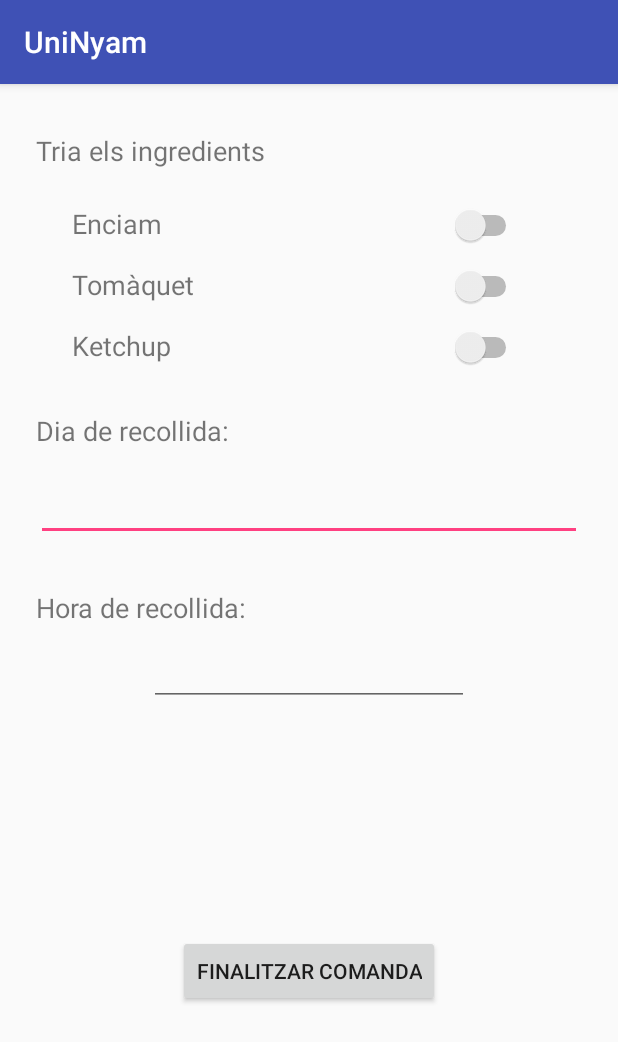
After one commit to sergimacia/UniNyam, an Android app: the BurgerActivity screen opened directly, with no data from a screen before it, on a phone screen of 412 x 824 dp. The commit adds this screen. Shown: the top 1042 px of the screen. Run offline under Robolectric (Android 15) with nearby library versions, the phone set to English and light mode, and no system bars.

Commit message:
vd.0 - Interfície BurgerActivity

```diff
--- a/app/src/main/AndroidManifest.xml
+++ b/app/src/main/AndroidManifest.xml
@@ -16,6 +16,7 @@
                 <category android:name="android.intent.category.LAUNCHER" />
             </intent-filter>
         </activity>
+        <activity android:name=".BurgerActivity"></activity>
     </application>
 
 </manifest>
--- /dev/null
+++ b/app/src/main/java/com/example/sergimacia/uninyam/BurgerActivity.java
@@ -0,0 +1,13 @@
+package com.example.sergimacia.uninyam;
+
+import android.support.v7.app.AppCompatActivity;
+import android.os.Bundle;
+
+public class BurgerActivity extends AppCompatActivity {
+
+    @Override
+    protected void onCreate(Bundle savedInstanceState) {
+        super.onCreate(savedInstanceState);
+        setContentView(R.layout.activity_burger);
+    }
+}
--- a/app/src/main/java/com/example/sergimacia/uninyam/MainActivity.java
+++ b/app/src/main/java/com/example/sergimacia/uninyam/MainActivity.java
@@ -1,13 +1,27 @@
 package com.example.sergimacia.uninyam;
 
+import android.content.Intent;
 import android.support.v7.app.AppCompatActivity;
 import android.os.Bundle;
+import android.view.View;
+import android.widget.Button;
 
 public class MainActivity extends AppCompatActivity {
+
+    private Button btn_burger;
 
     @Override
     protected void onCreate(Bundle savedInstanceState) {
         super.onCreate(savedInstanceState);
         setContentView(R.layout.activity_main);
+
+        btn_burger=findViewById(R.id.btn_burger);
+
+        btn_burger.setOnClickListener(new View.OnClickListener() {
+            @Override
+            public void onClick(View v) {
+                Intent intent = new Intent(MainActivity.this, BurgerActivity.class);
+            }
+        });
     }
 }
--- /dev/null
+++ b/app/src/main/res/layout/activity_burger.xml
@@ -0,0 +1,153 @@
+<?xml version="1.0" encoding="utf-8"?>
+<android.support.constraint.ConstraintLayout xmlns:android="http://schemas.android.com/apk/res/android"
+    xmlns:app="http://schemas.android.com/apk/res-auto"
+    xmlns:tools="http://schemas.android.com/tools"
+    android:layout_width="match_parent"
+    android:layout_height="match_parent"
+    tools:context=".BurgerActivity">
+
+    <TextView
+        android:id="@+id/tria_ingredients_view"
+        android:layout_width="wrap_content"
+        android:layout_height="wrap_content"
+        android:layout_marginLeft="24dp"
+        android:layout_marginStart="24dp"
+        android:layout_marginTop="32dp"
+        android:text="@string/tria_ingredients"
+        android:textSize="18sp"
+        app:layout_constraintStart_toStartOf="parent"
+        app:layout_constraintTop_toTopOf="parent" />
+
+    <TextView
+        android:id="@+id/enciam_view"
+        android:layout_width="wrap_content"
+        android:layout_height="wrap_content"
+        android:layout_marginLeft="48dp"
+        android:layout_marginStart="48dp"
+        android:layout_marginTop="24dp"
+        android:text="@string/enciam"
+        android:textSize="18sp"
+        app:layout_constraintStart_toStartOf="parent"
+        app:layout_constraintTop_toBottomOf="@+id/tria_ingredients_view" />
+
+    <TextView
+        android:id="@+id/tomaquet_view"
+        android:layout_width="wrap_content"
+        android:layout_height="wrap_content"
+        android:layout_marginLeft="48dp"
+        android:layout_marginStart="48dp"
+        android:layout_marginTop="16dp"
+        android:text="@string/tomaquet"
+        android:textSize="18sp"
+        app:layout_constraintStart_toStartOf="parent"
+        app:layout_constraintTop_toBottomOf="@+id/enciam_view" />
+
+    <TextView
+        android:id="@+id/ketchup_view"
+        android:layout_width="wrap_content"
+        android:layout_height="wrap_content"
+        android:layout_marginLeft="48dp"
+        android:layout_marginStart="48dp"
+        android:layout_marginTop="16dp"
+        android:text="@string/ketchup"
+        android:textSize="18sp"
+        app:layout_constraintStart_toStartOf="parent"
+        app:layout_constraintTop_toBottomOf="@+id/tomaquet_view" />
+
+    <Switch
+        android:id="@+id/switch_enciam"
+        android:layout_width="wrap_content"
+        android:layout_height="wrap_content"
+        android:layout_marginEnd="64dp"
+        android:layout_marginRight="64dp"
+        app:layout_constraintBaseline_toBaselineOf="@+id/enciam_view"
+        app:layout_constraintEnd_toEndOf="parent" />
+
+    <Switch
+        android:id="@+id/switch_tomaquet"
+        android:layout_width="wrap_content"
+        android:layout_height="wrap_content"
+        android:layout_marginEnd="64dp"
+        android:layout_marginRight="64dp"
+        app:layout_constraintBaseline_toBaselineOf="@+id/tomaquet_view"
+        app:layout_constraintEnd_toEndOf="parent" />
+
+    <Switch
+        android:id="@+id/switch_ketchup"
+        android:layout_width="wrap_content"
+        android:layout_height="wrap_content"
+        android:layout_marginEnd="64dp"
+        android:layout_marginRight="64dp"
+        app:layout_constraintBaseline_toBaselineOf="@+id/ketchup_view"
+        app:layout_constraintEnd_toEndOf="parent" />
+
+    <TextView
+        android:id="@+id/dia_recollida_view"
+        android:layout_width="wrap_content"
+        android:layout_height="wrap_content"
+        android:layout_marginLeft="24dp"
+        android:layout_marginStart="24dp"
+        android:layout_marginTop="32dp"
+        android:text="@string/dia_recollida"
+        android:textSize="18sp"
+        app:layout_constraintStart_toStartOf="parent"
+        app:layout_constraintTop_toBottomOf="@+id/ketchup_view" />
+
+    <EditText
+        android:id="@+id/dia_recollida_edit"
+        android:layout_width="0dp"
+        android:layout_height="wrap_content"
+        android:layout_marginEnd="24dp"
+        android:layout_marginLeft="24dp"
+        android:layout_marginRight="24dp"
+        android:layout_marginStart="24dp"
+        android:layout_marginTop="16dp"
+        android:ems="10"
+        android:inputType="date"
+        app:layout_constraintEnd_toEndOf="parent"
+        app:layout_constraintStart_toStartOf="parent"
+        app:layout_constraintTop_toBottomOf="@+id/dia_recollida_view" />
+
+    <TextView
+        android:id="@+id/hora_recollida_view"
+        android:layout_width="wrap_content"
+        android:layout_height="wrap_content"
+        android:layout_marginLeft="24dp"
+        android:layout_marginStart="24dp"
+        android:layout_marginTop="32dp"
+        android:text="@string/hora_recollida_view"
+        android:textSize="18sp"
+        app:layout_constraintStart_toStartOf="parent"
+        app:layout_constraintTop_toBottomOf="@+id/dia_recollida_edit" />
+
+    <EditText
+        android:id="@+id/hora_recollida_edit"
+        android:layout_width="wrap_content"
+        android:layout_height="wrap_content"
+        android:layout_marginEnd="32dp"
+        android:layout_marginLeft="32dp"
+        android:layout_marginRight="32dp"
+        android:layout_marginStart="32dp"
+        android:layout_marginTop="8dp"
+        android:ems="10"
+        android:inputType="time"
+        app:layout_constraintEnd_toEndOf="parent"
+        app:layout_constraintStart_toStartOf="parent"
+        app:layout_constraintTop_toBottomOf="@+id/hora_recollida_view" />
+
+    <Button
+        android:id="@+id/btn_finalitzar"
+        android:layout_width="wrap_content"
+        android:layout_height="wrap_content"
+        android:layout_marginBottom="8dp"
+        android:layout_marginEnd="8dp"
+        android:layout_marginLeft="8dp"
+        android:layout_marginRight="8dp"
+        android:layout_marginStart="8dp"
+        android:layout_marginTop="8dp"
+        android:text="@string/finalitzar"
+        app:layout_constraintBottom_toBottomOf="parent"
+        app:layout_constraintEnd_toEndOf="parent"
+        app:layout_constraintStart_toStartOf="parent"
+        app:layout_constraintTop_toBottomOf="@+id/hora_recollida_edit" />
+</android.support.constraint.ConstraintLayout>
--- a/app/src/main/res/values/strings.xml
+++ b/app/src/main/res/values/strings.xml
@@ -2,4 +2,12 @@
     <string name="app_name">UniNyam</string>
     <string name="salutacio">Hola!</string>
     <string name="pregunta">Què et ve de gust avui?</string>
+    <string name="tria_ingredients">Tria els ingredients</string>
+    <string name="enciam">Enciam</string>
+    <string name="tomaquet">Tomàquet</string>
+    <string name="ketchup">Ketchup</string>
+    <string name="dia_recollida">Dia de recollida:</string>
+    <string name="hora_recollida_view">Hora de recollida:</string>
+    <string name="finalitzar">Finalitzar comanda</string>
+
 </resources>
```
